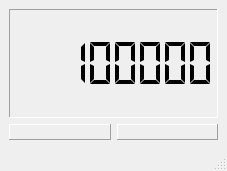
This is 05 QT/practice_pyqt/EX04-12/gui.ui in 7SH7/ai_study_avr as Qt 5 draws it before an edit. The edited form follows.
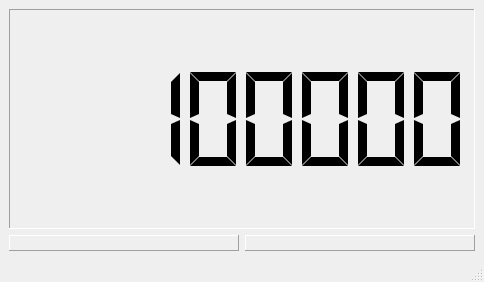
This is the edited form.

The edit to the form file:
```diff
--- a/05 QT/practice_pyqt/EX04-12/gui.ui
+++ b/05 QT/practice_pyqt/EX04-12/gui.ui
@@ -6,8 +6,8 @@
    <rect>
     <x>0</x>
     <y>0</y>
-    <width>227</width>
-    <height>171</height>
+    <width>484</width>
+    <height>282</height>
    </rect>
   </property>
   <property name="windowTitle">
```
Left out of the diff: 18 changed lines with no effect on the pictures.
